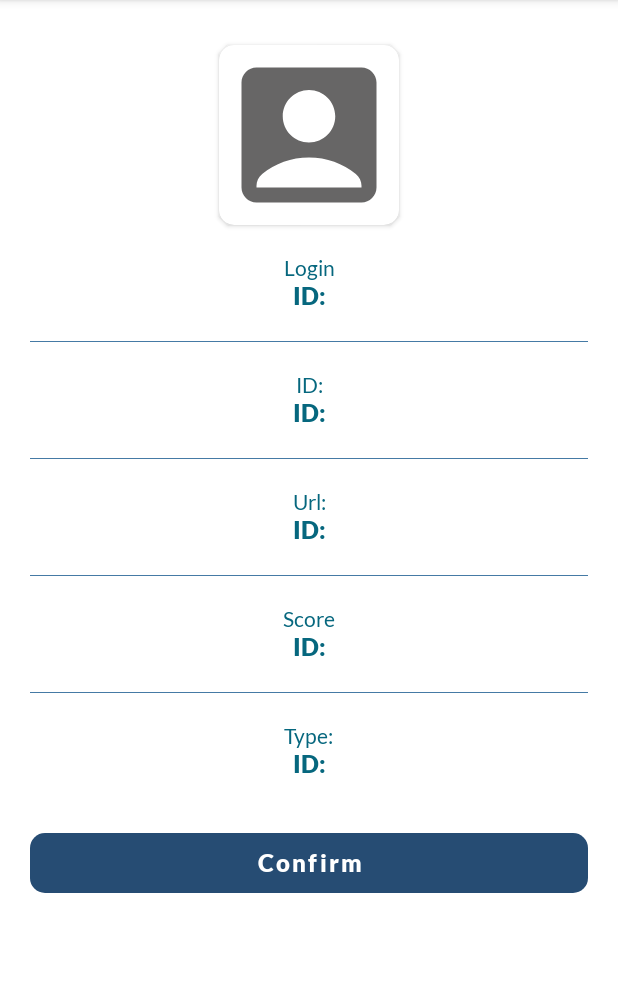
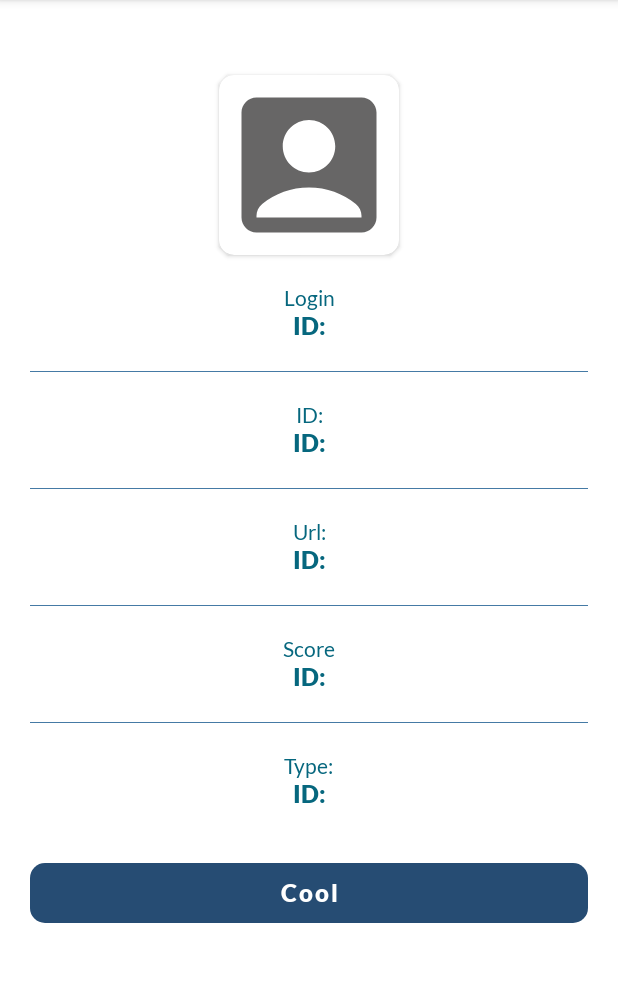
Before and after one commit to solobaba/LagosDevelopers, an Android app: the DeveloperDetailsActivity screen opened directly, with no data from a screen before it, on a phone screen of 412 x 824 dp, the part 84-1066 px from its top. Run offline under Robolectric (Android 15) with nearby library versions, the phone set to English and light mode, and no system bars; our stand-ins replace Timber, data binding; pictures from the network do not load; 1 statement that could not run was skipped.

Commit message:
Task completed

```diff
--- a/app/src/main/java/com/solomon/lagosdevelopers/view/ui/MainActivity.kt
+++ b/app/src/main/java/com/solomon/lagosdevelopers/view/ui/MainActivity.kt
@@ -77,8 +77,8 @@ class MainActivity : AppCompatActivity() {
         if (!NetworkUtils.isConnectionAvailable(this)) {
             val snackBar: Snackbar = Snackbar.make(
                 binding.developersListLayout,
-                "No Internet Connection." +
-                        "\n Please, turn on your internet connection and press the Okay button",
+                "No Internet Connection. Please, turn on your " +
+                        "\ninternet connection and press the Okay button",
                 Snackbar.LENGTH_INDEFINITE
             )
             snackBar.setActionTextColor(ContextCompat.getColor(this, R.color.white))
--- a/app/src/main/res/layout/activity_developer_details.xml
+++ b/app/src/main/res/layout/activity_developer_details.xml
@@ -26,7 +26,7 @@
                 android:id="@+id/dev_img_card"
                 android:layout_width="wrap_content"
                 android:layout_height="wrap_content"
-                android:layout_marginTop="@dimen/padding_10"
+                android:layout_marginTop="30dp"
                 android:clipChildren="true"
                 app:cardCornerRadius="10dp"
                 app:layout_constraintStart_toStartOf="parent"
@@ -214,7 +214,7 @@
                 android:layout_width="match_parent"
                 android:layout_height="wrap_content"
                 android:layout_marginTop="30dp"
-                android:text="@string/confirm"
+                android:text="@string/cool"
                 android:textColor="@color/white"
                 android:textAllCaps="false"
                 android:theme="@style/Theme.MaterialComponents"
--- a/app/src/main/res/values/strings.xml
+++ b/app/src/main/res/values/strings.xml
@@ -7,4 +7,5 @@
     <string name="login">Login</string>
     <string name="score">Score</string>
     <string name="confirm">Confirm</string>
+    <string name="cool">Cool</string>
 </resources>
```
